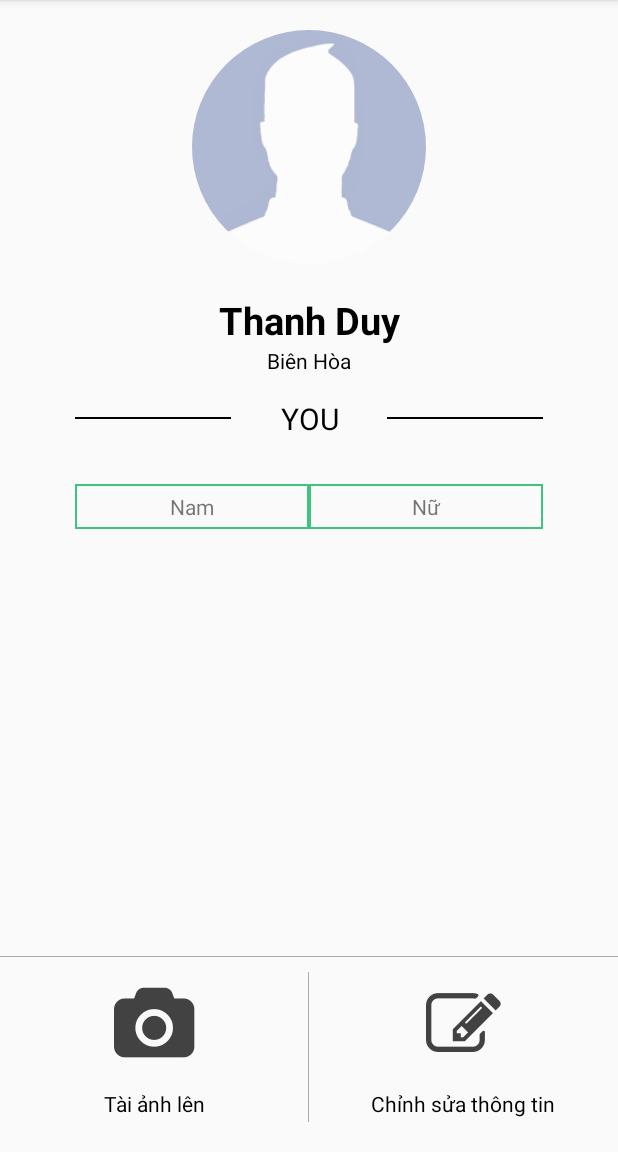
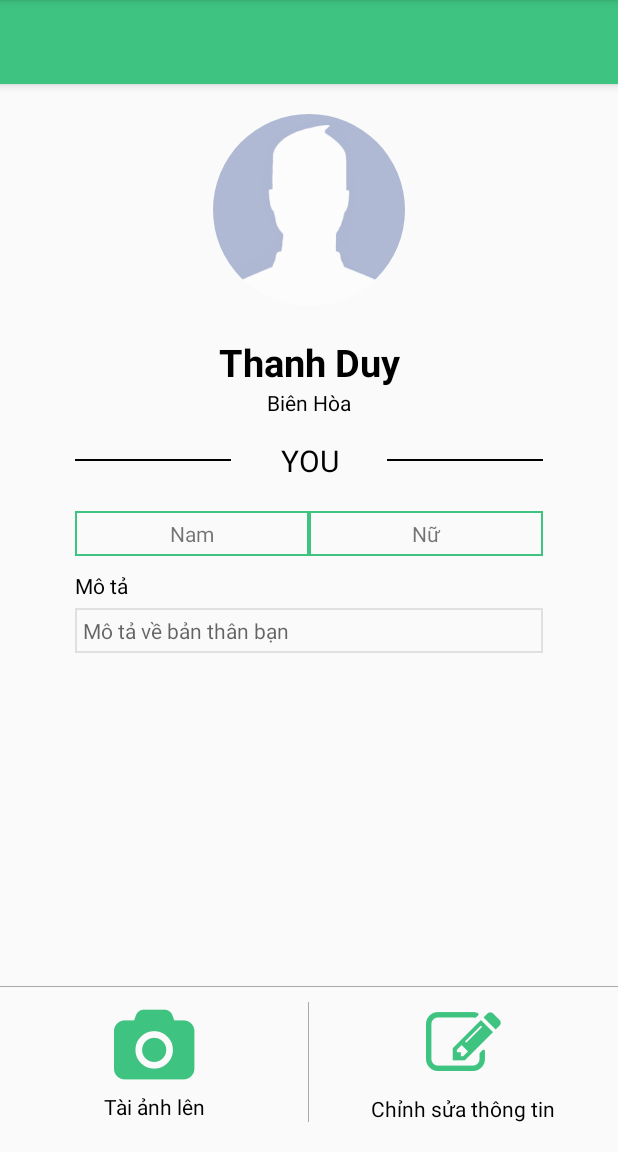
Before and after one commit to thanhduy26091995/OPhuot, an Android app: the fragment ProfileUserFragment placed in its activity, on a phone screen of 412 x 824 dp, the part 84-1236 px from its top. Run offline under Robolectric (Android 15) with nearby library versions, the phone set to English and light mode, and no system bars; our stand-ins replace ButterKnife, CircleImageView, Firebase (no records; nobody signed in at launch, a user with empty details on screens opened directly).

Commit message:
Profile user

```diff
--- a/app/src/main/AndroidManifest.xml
+++ b/app/src/main/AndroidManifest.xml
@@ -33,6 +33,7 @@
             android:theme="@android:style/Theme.Translucent.NoTitleBar" />
 
         <activity android:name=".login_and_register.view.LoginActivity"></activity>
+        <activity android:name=".profile.view.ProfileUserActivity"></activity>
     </application>
 
 </manifest>
--- a/app/src/main/java/com/thanhduy/ophuot/main/view/MainActivity.java
+++ b/app/src/main/java/com/thanhduy/ophuot/main/view/MainActivity.java
@@ -1,5 +1,6 @@
 package com.thanhduy.ophuot.main.view;
 
+import android.content.Intent;
 import android.os.Bundle;
 import android.os.Handler;
 import android.support.design.widget.NavigationView;
@@ -17,6 +18,7 @@ import android.widget.ImageView;
 
 import com.thanhduy.ophuot.R;
 import com.thanhduy.ophuot.database.DatabaseAdapter;
+import com.thanhduy.ophuot.profile.view.ProfileUserActivity;
 import com.thanhduy.ophuot.profile.view.ProfileUserFragment;
 
 public class MainActivity extends AppCompatActivity
@@ -73,7 +75,8 @@ public class MainActivity extends AppCompatActivity
             @Override
             public void onClick(View v) {
                 navItemIndex = 0;
-                loadFragment();
+               // loadFragment();
+                startActivity(new Intent(MainActivity.this, ProfileUserActivity.class));
             }
         });
     }
--- a/app/src/main/java/com/thanhduy/ophuot/profile/view/ProfileUserFragment.java
+++ b/app/src/main/java/com/thanhduy/ophuot/profile/view/ProfileUserFragment.java
@@ -3,16 +3,23 @@ package com.thanhduy.ophuot.profile.view;
 import android.os.Bundle;
 import android.support.annotation.Nullable;
 import android.support.v4.app.Fragment;
+import android.support.v4.content.ContextCompat;
+import android.util.Log;
 import android.view.LayoutInflater;
 import android.view.View;
 import android.view.ViewGroup;
 import android.widget.ImageView;
 import android.widget.TextView;
 
+import com.google.firebase.database.DataSnapshot;
+import com.google.firebase.database.DatabaseError;
 import com.google.firebase.database.DatabaseReference;
 import com.google.firebase.database.FirebaseDatabase;
+import com.google.firebase.database.ValueEventListener;
 import com.thanhduy.ophuot.R;
 import com.thanhduy.ophuot.base.BaseActivity;
+import com.thanhduy.ophuot.base.ImageLoader;
+import com.thanhduy.ophuot.model.User;
 import com.thanhduy.ophuot.utils.Constants;
 
 import butterknife.BindView;
@@ -24,36 +31,67 @@ import butterknife.ButterKnife;
 
 public class ProfileUserFragment extends Fragment {
 
-   private DatabaseReference mDatabase;
+    private DatabaseReference mDatabase;
 
     @BindView(R.id.img_profile_avatar)
-    private ImageView imgAvatar;
+    ImageView imgAvatar;
     @BindView(R.id.txt_profile_name)
-    private TextView txtName;
+    TextView txtName;
     @BindView(R.id.txt_profile_address)
-    private TextView txtAddress;
+    TextView txtAddress;
     @BindView(R.id.txt_profile_male)
-    private TextView txtMale;
+    TextView txtMale;
     @BindView(R.id.txt_profile_female)
-    private TextView txtFemale;
+    TextView txtFemale;
     @BindView(R.id.txt_profile_description)
-    private TextView txtDescription;
+    TextView txtDescription;
     @BindView(R.id.txt_profile_camera)
-    private TextView txtCamera;
+    TextView txtCamera;
     @BindView(R.id.txt_profile_edit)
-    private TextView txtEditProfile;
+    TextView txtEditProfile;
 
     @Nullable
     @Override
     public View onCreateView(LayoutInflater inflater, @Nullable ViewGroup container, @Nullable Bundle savedInstanceState) {
         final View rootView = inflater.inflate(R.layout.activity_profile, container, false);
-        ButterKnife.bind(rootView);
+        ButterKnife.bind(this, rootView);
         //init
         mDatabase = FirebaseDatabase.getInstance().getReference();
+        initInfo();
         return rootView;
     }
 
-    private void initInfo(){
-        mDatabase.child(Constants.USERS).child(BaseActivity.getUid()).
+    private void initInfo() {
+        mDatabase.child(Constants.USERS).child(BaseActivity.getUid()).addValueEventListener(new ValueEventListener() {
+            @Override
+            public void onDataChange(DataSnapshot dataSnapshot) {
+                if (dataSnapshot != null) {
+                    User user = dataSnapshot.getValue(User.class);
+                    if (user != null) {
+                        txtName.setText(user.getName());
+                        txtAddress.setText(user.getAddress().get(Constants.ADDRESS).toString());
+                        txtDescription.setText(user.getDescription());
+                        checkGender(user.getGender());
+                        ImageLoader.getInstance().loadImageAvatar(getActivity(), user.getAvatar(), imgAvatar);
+                    }
+                }
+            }
+
+            @Override
+            public void onCancelled(DatabaseError databaseError) {
+                Log.d("ERROR", databaseError.getMessage());
+            }
+        });
+    }
+
+    private void checkGender(int gender) {
+        if (gender == 1) {
+            txtMale.setBackground(ContextCompat.getDrawable(getActivity(), R.drawable.border_solid_textview_layout));
+            txtMale.setTextColor(ContextCompat.getColor(getActivity(), R.color.colorWhite));
+            txtFemale.setBackground(ContextCompat.getDrawable(getActivity(), R.drawable.border_stroke_textview_layout));
+            txtFemale.setTextColor(ContextCompat.getColor(getActivity(), android.R.color.tab_indicator_text));
+        } else {
+
+        }
     }
 }
--- /dev/null
+++ b/app/src/main/res/drawable/border_stroke_textview.xml
@@ -0,0 +1,5 @@
+<?xml version="1.0" encoding="utf-8"?>
+<shape xmlns:android="http://schemas.android.com/apk/res/android">
+    <solid android:color="@android:color/transparent"/>
+    <stroke android:width="1dp" android:color="@color/md_grey_300"/>
+</shape>
--- a/app/src/main/res/layout/activity_profile.xml
+++ b/app/src/main/res/layout/activity_profile.xml
@@ -1,6 +1,7 @@
 <?xml version="1.0" encoding="utf-8"?>
-<FrameLayout xmlns:android="http://schemas.android.com/apk/res/android"
+<android.support.design.widget.CoordinatorLayout xmlns:android="http://schemas.android.com/apk/res/android"
 
+    xmlns:app="http://schemas.android.com/apk/res-auto"
     android:layout_width="match_parent"
     android:layout_height="match_parent"
     android:orientation="vertical">
@@ -11,6 +12,24 @@
     <!--android:layout_width="match_parent"-->
     <!--android:layout_height="match_parent"-->
     <!--android:scaleType="fitXY" />-->
+    <android.support.design.widget.AppBarLayout
+        android:layout_width="match_parent"
+        android:layout_height="wrap_content"
+        android:theme="@style/AppTheme.AppBarOverlay">
+
+        <android.support.v7.widget.Toolbar
+            android:id="@+id/toolbar"
+            android:layout_width="match_parent"
+            android:layout_height="?attr/actionBarSize"
+            android:background="?attr/colorPrimary"
+            app:popupTheme="@style/AppTheme.PopupOverlay" />
+
+    </android.support.design.widget.AppBarLayout>
+
+    <FrameLayout
+        android:layout_width="match_parent"
+        android:layout_height="match_parent"
+        app:layout_behavior="@string/appbar_scrolling_view_behavior">
 
         <RelativeLayout
             android:layout_width="match_parent"
@@ -29,8 +48,8 @@
 
                     <de.hdodenhof.circleimageview.CircleImageView
                         android:id="@+id/img_profile_avatar"
-                    android:layout_width="156dp"
-                    android:layout_height="156dp"
+                        android:layout_width="128dp"
+                        android:layout_height="128dp"
                         android:layout_centerHorizontal="true"
                         android:layout_marginTop="20dp"
                         android:src="@drawable/avatar" />
@@ -105,7 +124,7 @@
                         android:layout_width="match_parent"
                         android:layout_height="wrap_content"
                         android:layout_below="@+id/linear_line"
-                    android:layout_marginTop="30dp"
+                        android:layout_marginTop="20dp"
                         android:weightSum="2">
 
                         <TextView
@@ -129,18 +148,35 @@
                             android:text="Nữ" />
                     </LinearLayout>
 
-                <android.support.v4.widget.NestedScrollView
+                    <LinearLayout
                         android:layout_width="match_parent"
                         android:layout_height="100dp"
                         android:layout_below="@+id/linear_gender"
-                    android:layout_marginTop="5dp">
+                        android:layout_marginTop="10dp"
+                        android:orientation="vertical">
+
+                        <TextView
+                            android:layout_width="match_parent"
+                            android:layout_height="wrap_content"
+                            android:text="Mô tả"
+                            android:textColor="@color/colorBlack" />
+
+                        <android.support.v4.widget.NestedScrollView
+                            android:layout_width="match_parent"
+                            android:layout_height="match_parent">
 
                             <TextView
                                 android:id="@+id/txt_profile_description"
                                 android:layout_width="match_parent"
                                 android:layout_height="match_parent"
+                                android:layout_marginTop="5dp"
+                                android:background="@drawable/border_stroke_textview"
+                                android:hint="Mô tả về bản thân bạn"
+                                android:padding="5dp"
                                 android:textColor="@color/colorBlack" />
+
                         </android.support.v4.widget.NestedScrollView>
+                    </LinearLayout>
                 </RelativeLayout>
             </android.support.v4.widget.NestedScrollView>
 
@@ -175,14 +211,13 @@
                         android:layout_weight="3"
                         android:gravity="center"
                         android:text="@string/fa_camera"
-                    android:textColor="@color/md_grey_800"
+                        android:textColor="@color/colorPrimary"
                         android:textSize="50dp" />
 
                     <TextView
                         android:layout_width="match_parent"
                         android:layout_height="0dp"
                         android:layout_gravity="center"
-                    android:layout_marginTop="5dp"
                         android:layout_weight="1"
                         android:gravity="center"
                         android:text="Tài ảnh lên"
@@ -191,7 +226,7 @@
 
                 <View
                     android:layout_width="0.1dp"
-                android:layout_height="100dp"
+                    android:layout_height="80dp"
                     android:layout_weight="0.001"
                     android:background="@android:color/darker_gray" />
 
@@ -210,7 +245,7 @@
                         android:layout_weight="3"
                         android:gravity="center"
                         android:text="@string/fa_edit"
-                    android:textColor="@color/md_grey_800"
+                        android:textColor="@color/colorPrimary"
                         android:textSize="50dp" />
 
                     <TextView
@@ -225,5 +260,7 @@
                 </LinearLayout>
             </LinearLayout>
         </RelativeLayout>
+    </FrameLayout>
 
-</FrameLayout>
+
+</android.support.design.widget.CoordinatorLayout>
--- a/app/src/main/res/values/dimens.xml
+++ b/app/src/main/res/values/dimens.xml
@@ -8,4 +8,5 @@
     <dimen name="fab_margin">16dp</dimen>
 
     <dimen name="text_size_large">25sp</dimen>
+    <dimen name="text_size_normal">20sp</dimen>
 </resources>
--- a/app/src/main/res/values/strings.xml
+++ b/app/src/main/res/values/strings.xml
@@ -40,4 +40,9 @@
         <item>Config</item>
         <item>Help</item>
     </string-array>
+
+    <string name="profile">Profile</string>
+    <string name="chooseImageOrTakePicture">Chọn ảnh từ thư viện hoặc chụp ảnh</string>
+    <string name="chooseImage">Chọn Ảnh</string>
+    <string name="takePicture">Chụp Ảnh</string>
 </resources>
```
Also changed, not shown: app/src/main/java/com/thanhduy/ophuot/base/ImageLoader.java (added, +44 -0 lines), app/src/main/java/com/thanhduy/ophuot/model/User.java (+110 -0 lines), app/src/main/java/com/thanhduy/ophuot/profile/view/ProfileUserActivity.java (added, +137 -0 lines), app/src/main/res/layout/custom_dialog_up_image.xml (added, +49 -0 lines), 1 other file. Lines whose indentation alone changed are shown as unchanged.
